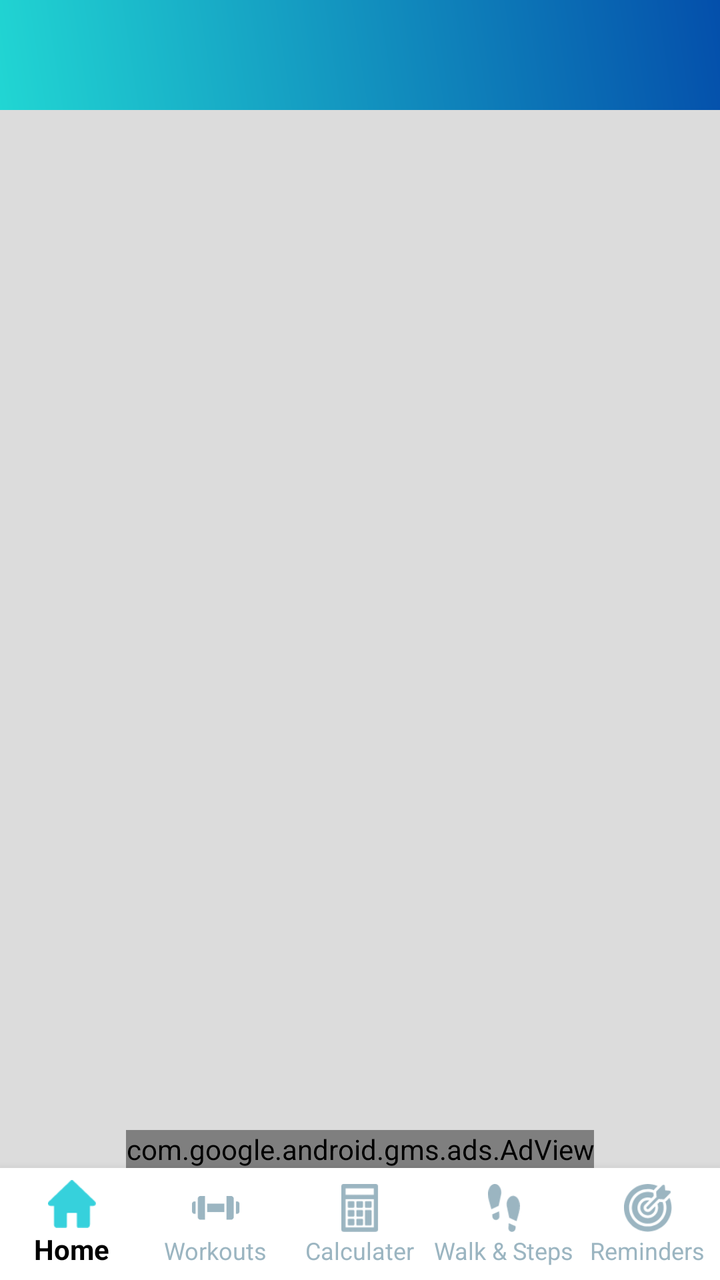
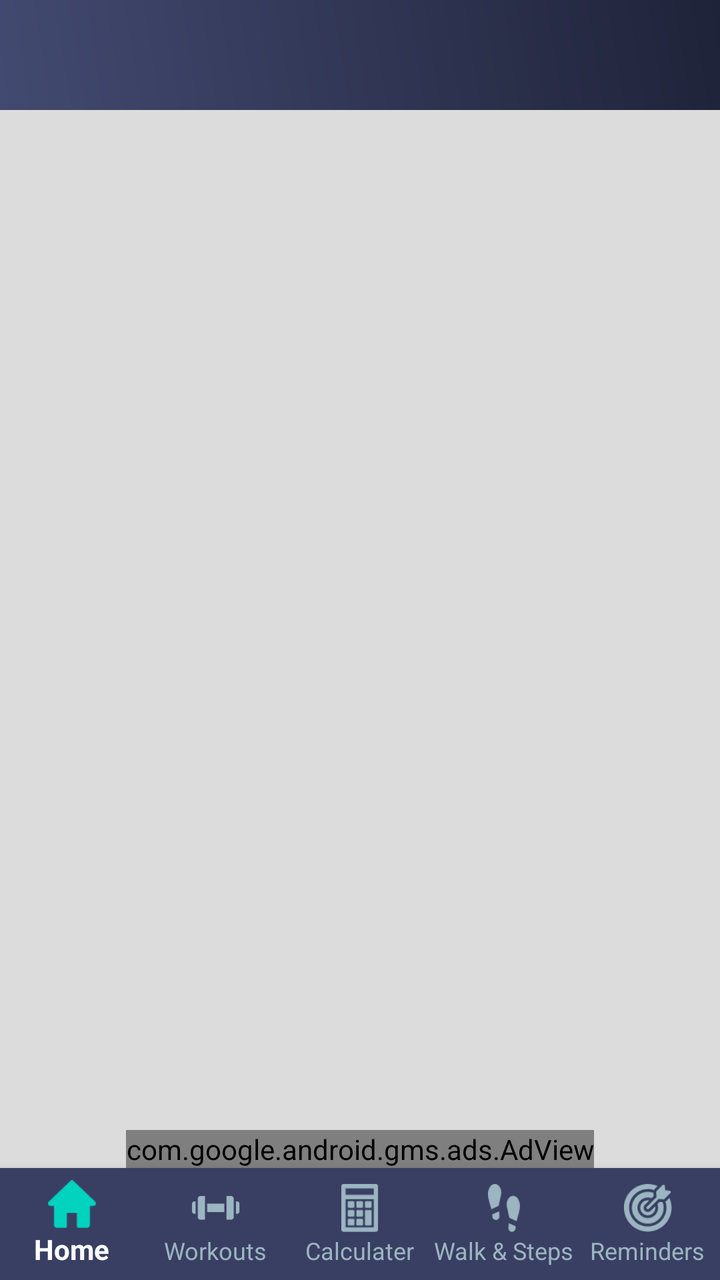

An Android layout rendered at two revisions. The XML below is the earlier revision; the diff shows what the commit changed to produce the second picture.
<!-- AndroidManifest.xml: activity theme AppTheme_walk.NoActionBar_walk -->
<!-- res/layout/activity_main.xml -->
<?xml version="1.0" encoding="utf-8"?>
<androidx.drawerlayout.widget.DrawerLayout xmlns:android="http://schemas.android.com/apk/res/android"
    xmlns:aapt="http://schemas.android.com/aapt"
    xmlns:sweet="http://schemas.android.com/apk/res-auto"
    android:id="@+id/drawer_layout"
    android:layout_width="match_parent"
    android:layout_height="match_parent"
    android:background="#ececec"
    android:fitsSystemWindows="true">

    <LinearLayout
        android:id="@+id/container"
        android:layout_width="match_parent"
        android:layout_height="match_parent"
        android:background="#dcdcdc"
        android:orientation="vertical">

        <com.google.android.material.appbar.AppBarLayout
            android:layout_width="match_parent"
            android:layout_height="55dp"
            android:background="@color/colorPrimary">
            <androidx.appcompat.widget.Toolbar
                android:id="@+id/toolbar"
                android:background="@drawable/a1_grad"
                android:visibility="visible"
                android:layout_width="match_parent"
                android:layout_height="?attr/actionBarSize"
                sweet:popupTheme="@style/ThemeOverlay.AppCompat.Light"
                sweet:theme="@style/ThemeOverlay.AppCompat.Dark.ActionBar"/>

            <RelativeLayout
                android:id="@+id/rel1"
                android:layout_width="match_parent"
                android:layout_height="match_parent"
                android:layout_gravity="center"
                android:gravity="center">

                <TextView
                    android:layout_width="match_parent"
                    android:layout_height="match_parent"
                    android:layout_centerInParent="true"
                    android:layout_marginLeft="10dp"
                    android:layout_toLeftOf="@+id/setting"
                    android:gravity="left|center_vertical|center_horizontal|center|start"
                    android:text="@string/app_name"
                    android:textColor="#ffffffff"
                    android:layout_marginStart="50dp"
                    android:textSize="20sp"
                    android:textStyle="bold"
                    android:typeface="serif" />

                <ImageView
                    android:id="@+id/setting"
                    android:layout_width="30dp"
                    android:layout_height="30dp"
                    android:layout_alignParentRight="true"
                    android:layout_centerInParent="true"
                    android:layout_marginRight="10dp"
                    android:src="@mipmap/ic_setting" />
            </RelativeLayout>
        </com.google.android.material.appbar.AppBarLayout>

        <RelativeLayout
            android:layout_width="match_parent"
            android:layout_height="0dp"
            android:layout_weight="1">

            <FrameLayout
                android:id="@+id/nav_host_fragment"
                android:layout_width="match_parent"
                android:layout_height="match_parent" />
        </RelativeLayout>

        <com.google.android.gms.ads.AdView
            android:id="@+id/adView"
            android:layout_width="wrap_content"
            android:layout_height="wrap_content"
            android:layout_gravity="center"
            sweet:adSize="BANNER"
            sweet:adUnitId="@string/banner_ad" />

        <com.google.android.material.bottomnavigation.BottomNavigationView
            android:id="@+id/nav_view"
            android:layout_width="match_parent"
            android:layout_height="wrap_content"
            android:layout_marginStart="0dp"
            android:layout_marginEnd="0dp"
            android:background="#FFFFFF"
            android:visibility="visible"
            sweet:itemIconTint="@drawable/selector"
            sweet:itemTextColor="@drawable/selector1"
            sweet:labelVisibilityMode="labeled"
            sweet:menu="@menu/bottom_nav_menu" />
    </LinearLayout>

    <com.google.android.material.navigation.NavigationView
        android:id="@+id/nav_views"
        android:layout_width="250dp"
        android:layout_height="match_parent"
        android:layout_gravity="start"
        android:fitsSystemWindows="true"
        sweet:headerLayout="@layout/nav_header_main"
        sweet:menu="@menu/activity_main_drawer" />
</androidx.drawerlayout.widget.DrawerLayout>
<!-- res/layout/nav_header_main.xml (included above) -->
<?xml version="1.0" encoding="utf-8"?>
<LinearLayout xmlns:android="http://schemas.android.com/apk/res/android"
    xmlns:aapt="http://schemas.android.com/aapt"
    xmlns:app="http://schemas.android.com/apk/res-auto"
    android:layout_width="match_parent"
    android:layout_height="180dp"
    android:background="@mipmap/drawer_banner"
    android:gravity="bottom"
    android:orientation="vertical"
    android:paddingLeft="@dimen/activity_horizontal_margin"
    android:paddingTop="@dimen/activity_vertical_margin"
    android:paddingRight="@dimen/activity_horizontal_margin"
    android:paddingBottom="@dimen/activity_vertical_margin"
    android:theme="@style/ThemeOverlay.AppCompat.Dark">

    <ImageView
        android:id="@+id/imageView"
        android:layout_width="50dp"
        android:layout_height="50dp"
        app:srcCompat="@mipmap/logo1" />

    <TextView
        android:layout_width="match_parent"
        android:layout_height="wrap_content"
        android:paddingTop="10dp"
        android:text="@string/app_name"
        android:textSize="18dp"
        android:fontFamily="@font/gothic"
        android:textStyle="bold"
        android:textColor="@color/white" />


</LinearLayout>
<!-- resources referenced by this layout -->
<resources>
  <color name="colorPrimary">#36D1DC</color>
  <color name="white">#ffffff</color>
  <dimen name="activity_horizontal_margin">16dp</dimen>
  <dimen name="activity_vertical_margin">16dp</dimen>
  <!-- drawable a1_grad (drawable) -->
  <?xml version="1.0" encoding="utf-8"?>
  <shape xmlns:android="http://schemas.android.com/apk/res/android">
      <gradient
          android:angle="225"
          android:endColor="#21d6d3"
          android:startColor="#044fab" />
  
  
  </shape>
  <!-- drawable selector (drawable) -->
  <?xml version="1.0" encoding="utf-8"?>
  <selector xmlns:android="http://schemas.android.com/apk/res/android">
      <item android:color="@color/colorPrimary" android:state_checked="true" />
      <item android:color="@color/line_color" android:state_checked="false" />
  </selector>
  <!-- drawable selector1 (drawable) -->
  <?xml version="1.0" encoding="utf-8"?>
  <selector xmlns:android="http://schemas.android.com/apk/res/android">
      <item android:color="@color/black" android:state_checked="true" />
      <item android:color="@color/line_color" android:state_checked="false" />
  </selector>
  <!-- mipmap drawer_banner: png bitmap (mipmap-xhdpi, 142199 bytes) -->
  <!-- mipmap ic_setting: png bitmap (mipmap-xhdpi, 1648 bytes) -->
  <!-- mipmap logo1: png bitmap (mipmap-xhdpi, 38570 bytes) -->
  <string name="app_name">Planet Fitness</string>
  <string name="banner_ad">ca-app-pub-3940256099942544/6300978111</string>
  <style name="AppTheme_walk.NoActionBar_walk">
          <item name="windowNoTitle">true</item>
          <item name="windowActionBar">false</item>
      </style>
  <color name="line_color">#9BB5C1</color>
  <color name="black">#000000</color>
</resources>

<!-- the commit's change to res/layout/activity_main.xml (unified diff, before → after) -->
@@ -85,7 +85,7 @@
             android:layout_height="wrap_content"
             android:layout_marginStart="0dp"
             android:layout_marginEnd="0dp"
-            android:background="#FFFFFF"
+            android:background="#393F62"
             android:visibility="visible"
             sweet:itemIconTint="@drawable/selector"
             sweet:itemTextColor="@drawable/selector1"
@@ -100,7 +100,8 @@
         android:layout_gravity="start"
         android:fitsSystemWindows="true"
         sweet:headerLayout="@layout/nav_header_main"
-        sweet:menu="@menu/activity_main_drawer" />
+        sweet:menu="@menu/activity_main_drawer"
+        android:background="#e1e1e1"/>
 </androidx.drawerlayout.widget.DrawerLayout>
 <!-- res/layout/nav_header_main.xml (included above) -->
 <?xml version="1.0" encoding="utf-8"?>
@@ -109,7 +110,9 @@
     xmlns:app="http://schemas.android.com/apk/res-auto"
     android:layout_width="match_parent"
     android:layout_height="180dp"
-    android:background="@mipmap/drawer_banner"
+    android:background="@mipmap/yotly"
+    android:backgroundTint="#A1A4BC"
+    android:backgroundTintMode="multiply"
     android:gravity="bottom"
     android:orientation="vertical"
     android:paddingLeft="@dimen/activity_horizontal_margin"
<!-- resource entries referenced after the edit -->
@@ -1,6 +1,6 @@
 <!-- resources referenced by this layout -->
 <resources>
-  <color name="colorPrimary">#36D1DC</color>
+  <color name="colorPrimary">#434A71</color>
   <color name="white">#ffffff</color>
   <dimen name="activity_horizontal_margin">16dp</dimen>
   <dimen name="activity_vertical_margin">16dp</dimen>
@@ -9,26 +9,26 @@
   <shape xmlns:android="http://schemas.android.com/apk/res/android">
       <gradient
           android:angle="225"
-          android:endColor="#21d6d3"
-          android:startColor="#044fab" />
+          android:endColor="#434A71"
+          android:startColor="#1F2339" />
   
   
   </shape>
   <!-- drawable selector (drawable) -->
   <?xml version="1.0" encoding="utf-8"?>
   <selector xmlns:android="http://schemas.android.com/apk/res/android">
-      <item android:color="@color/colorPrimary" android:state_checked="true" />
+      <item android:color="#01D3BF" android:state_checked="true" />
       <item android:color="@color/line_color" android:state_checked="false" />
   </selector>
   <!-- drawable selector1 (drawable) -->
   <?xml version="1.0" encoding="utf-8"?>
   <selector xmlns:android="http://schemas.android.com/apk/res/android">
-      <item android:color="@color/black" android:state_checked="true" />
+      <item android:color="@color/white" android:state_checked="true" />
       <item android:color="@color/line_color" android:state_checked="false" />
   </selector>
-  <!-- mipmap drawer_banner: png bitmap (mipmap-xhdpi, 142199 bytes) -->
   <!-- mipmap ic_setting: png bitmap (mipmap-xhdpi, 1648 bytes) -->
-  <!-- mipmap logo1: png bitmap (mipmap-xhdpi, 38570 bytes) -->
+  <!-- mipmap logo1: png bitmap (mipmap-xhdpi, 240155 bytes) -->
+  <!-- mipmap yotly: png bitmap (mipmap-xhdpi, 151509 bytes) -->
   <string name="app_name">Planet Fitness</string>
   <string name="banner_ad">ca-app-pub-3940256099942544/6300978111</string>
   <style name="AppTheme_walk.NoActionBar_walk">
@@ -36,6 +36,5 @@
           <item name="windowActionBar">false</item>
       </style>
   <color name="line_color">#9BB5C1</color>
-  <color name="black">#000000</color>
 </resources>
 
